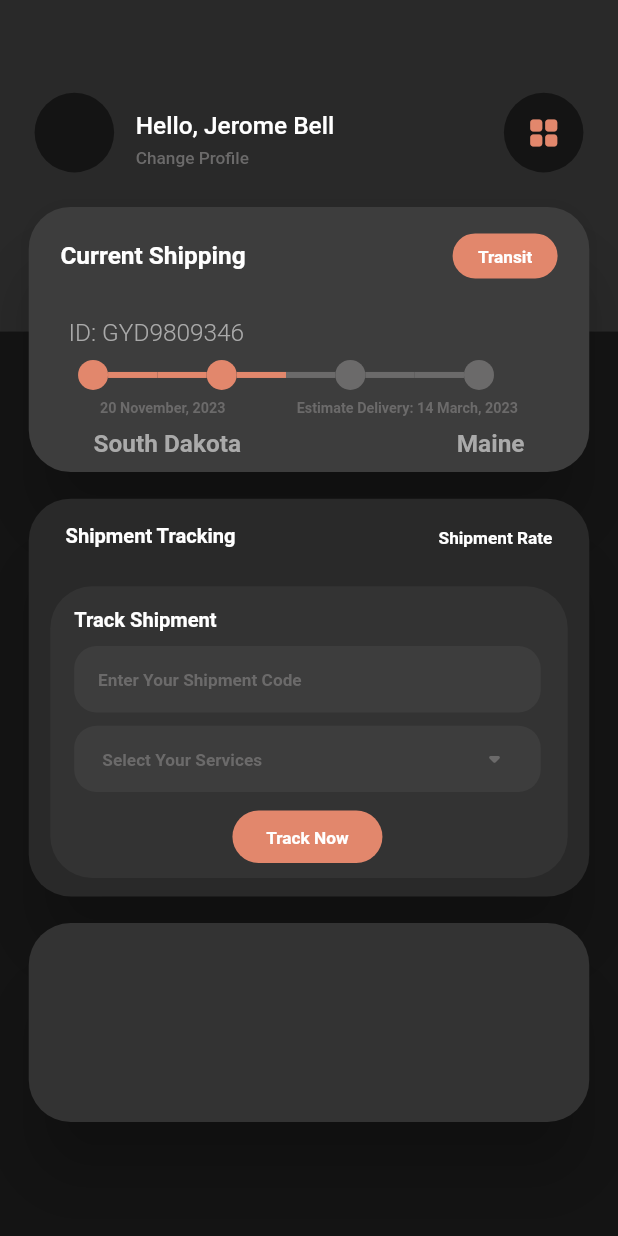
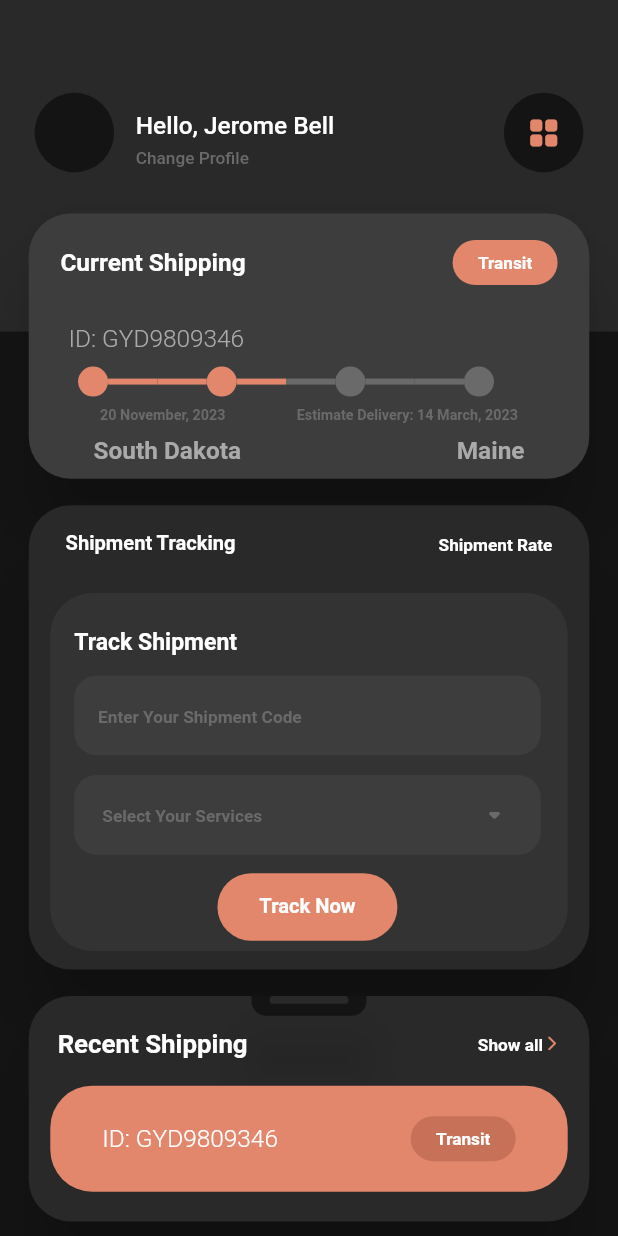
Before and after one commit to olankan/E-commerce-Mr-Kay, a Flutter app: the screen it shows after launch, on a phone screen of 412 x 824 dp. Run offline on Flutter 3.47's test engine with Material 2 defaults, Android fonts, the phone set to English and light mode, and no system bars; drawn by our look-alikes of timeline_tile; our stand-ins replace flutter_screenutil.

Commit message:
dashboard complete

```diff
--- /dev/null
+++ b/lib/presentation/dashboard/Widgets/orderHistory.dart
@@ -0,0 +1,122 @@
+import 'package:flutter/material.dart';
+import 'package:flutter_screenutil/flutter_screenutil.dart';
+import 'package:mr_kay_ui/constants/app_colors.dart';
+import 'package:mr_kay_ui/presentation/dashboard/Reusable_Widgets/Reusable_card.dart';
+
+class OrderHistory extends StatelessWidget {
+  const OrderHistory({super.key});
+
+  @override
+  Widget build(BuildContext context) {
+    return ReusableCard(
+      height: 170.h,
+      width: 390.w,
+      color: AppColor.cardBg2,
+      child: Column(
+        children: [
+          Center(
+            child: ReusableCard(
+              height: 15.h,
+              width: 80.w,
+              borderRadius: BorderRadius.only(
+                bottomLeft: Radius.circular(10),
+                bottomRight: Radius.circular(10),
+              ),
+              color: AppColor.black,
+              elevation: 0,
+              child: Padding(
+                padding:
+                    const EdgeInsets.only(bottom: 8.0, left: 12, right: 12),
+                child: ReusableCard(
+                  color: AppColor.cardBg2,
+                  height: 3.h,
+                  width: 45.w,
+                  child: null,
+                ),
+              ),
+            ),
+          ),
+          SizedBox(
+            height: 10.h,
+          ),
+          Row(
+            mainAxisAlignment: MainAxisAlignment.spaceEvenly,
+            children: [
+              Text(
+                'Recent Shipping',
+                style: TextStyle(
+                  color: Colors.white,
+                  fontSize: 18.sp,
+                  fontWeight: FontWeight.w700,
+                ),
+              ),
+              SizedBox(
+                width: 120.w,
+              ),
+              Padding(
+                padding: EdgeInsets.only(top: 0).r,
+                child: Row(
+                  children: [
+                    Text(
+                      'Show all',
+                      style: TextStyle(
+                        color: Colors.white,
+                        fontSize: 12.sp,
+                        fontWeight: FontWeight.w700,
+                      ),
+                    ),
+                    Icon(
+                      Icons.arrow_forward_ios_rounded,
+                      color: AppColor.primaryColor,
+                      size: 13.r,
+                    ),
+                  ],
+                ),
+              )
+            ],
+          ),
+          SizedBox(
+            height: 20.h,
+          ),
+          ReusableCard(
+              height: 80.h,
+              width: 360.w,
+              elevation: 0,
+              color: AppColor.primaryColor,
+              child: Center(
+                child: Row(
+                  mainAxisAlignment: MainAxisAlignment.spaceEvenly,
+                  children: [
+                    Text(
+                      'ID: GYD9809346',
+                      style: TextStyle(
+                        color: Colors.white,
+                        fontSize: 17.sp,
+                        fontWeight: FontWeight.w300,
+                      ),
+                    ),
+                    SizedBox(width: 20.w,),
+                    ReusableCard(
+                      height: 30,
+                      width: 70,
+                      elevation: 0,
+                      color: Color(0xffC77159),
+                      child: Center(
+                        child: Text(
+                          'Transit',
+                          style: TextStyle(
+                            color: Colors.white,
+                            fontSize: 12.sp,
+                            fontWeight: FontWeight.w700,
+                          ),
+                        ),
+                      ),
+                    ),
+                  ],
+                ),
+              ))
+        ],
+      ),
+    );
+  }
+}
--- a/lib/presentation/dashboard/Widgets/shipmentTracking.dart
+++ b/lib/presentation/dashboard/Widgets/shipmentTracking.dart
@@ -10,7 +10,7 @@ class ShipmentTracking extends StatelessWidget {
   Widget build(BuildContext context) {
     return ReusableCard(
       color: AppColor.cardBg2,
-      height: 300.h,
+      height: 350.h,
       width: 390.w,
       child: Column(
         children: [
@@ -48,7 +48,7 @@ class ShipmentTracking extends StatelessWidget {
             height: 28.h,
           ),
           ReusableCard(
-              height: 220.h,
+              height: 270.h,
               width: 360.w,
               color: AppColor.cardBg1,
               elevation: 0,
@@ -59,7 +59,7 @@ class ShipmentTracking extends StatelessWidget {
                     height: 10.h,
                   ),
                   Padding(
-                    padding: const EdgeInsets.only(left: 18.0, top: 7).r,
+                    padding: const EdgeInsets.only(left: 18.0, top: 17).r,
                     child: Column(
                       crossAxisAlignment: CrossAxisAlignment.start,
                       children: [
@@ -67,25 +67,25 @@ class ShipmentTracking extends StatelessWidget {
                           'Track Shipment',
                           style: TextStyle(
                             color: Colors.white,
-                            fontSize: 14.sp,
+                            fontSize: 16.sp,
                             fontWeight: FontWeight.w700,
                           ),
                         ),
                         SizedBox(
-                          height: 10.h,
+                          height: 15.h,
                         ),
                         Padding(
                           padding: const EdgeInsets.only(right: 18.0),
                           child: ReusableCard(
                             borderRadius: BorderRadius.circular(15),
-                            height: 50.h,
+                            height: 60.h,
                             width: 340.w,
                             color: AppColor.cardBg3,
                             elevation: 0,
                             child: Padding(
                               padding: const EdgeInsets.only(
                                 left: 18.0,
-                                top: 18,
+                                top: 23,
                               ).r,
                               child: Text(
                                 'Enter Your Shipment Code',
@@ -99,13 +99,13 @@ class ShipmentTracking extends StatelessWidget {
                           ),
                         ),
                         SizedBox(
-                          height: 10.h,
+                          height: 15.h,
                         ),
                         Padding(
                           padding: const EdgeInsets.only(right: 18.0),
                           child: ReusableCard(
                             borderRadius: BorderRadius.circular(15),
-                            height: 50.h,
+                            height: 60.h,
                             width: 340.w,
                             color: AppColor.cardBg3,
                             elevation: 0,
@@ -141,8 +141,8 @@ class ShipmentTracking extends StatelessWidget {
                           child: Padding(
                             padding: const EdgeInsets.only(right: 18.0),
                             child: ReusableCard(
-                                height: 35,
-                                width: 100,
+                                height: 45,
+                                width: 120,
                                 elevation: 0,
                                 color: AppColor.primaryColor,
                                 child: Center(
@@ -150,7 +150,7 @@ class ShipmentTracking extends StatelessWidget {
                                   'Track Now',
                                   style: TextStyle(
                                     color: Colors.white,
-                                    fontSize: 12.sp,
+                                    fontSize: 14.sp,
                                     fontWeight: FontWeight.w700,
                                   ),
                                 ))),
--- a/lib/presentation/dashboard/dashboard.dart
+++ b/lib/presentation/dashboard/dashboard.dart
@@ -5,6 +5,7 @@ import 'package:flutter_screenutil/flutter_screenutil.dart';
 import 'package:mr_kay_ui/constants/app_colors.dart';
 import 'package:mr_kay_ui/presentation/dashboard/Reusable_Widgets/Reusable_card.dart';
 import 'package:mr_kay_ui/presentation/dashboard/Widgets/current_shipping.dart';
+import 'package:mr_kay_ui/presentation/dashboard/Widgets/orderHistory.dart';
 import 'package:mr_kay_ui/presentation/dashboard/Widgets/shipmentTracking.dart';
 
 class Dashboard extends StatelessWidget {
@@ -92,9 +93,10 @@ class Dashboard extends StatelessWidget {
             child: Column(
               mainAxisAlignment: MainAxisAlignment.center,
               children: [
-                   SizedBox(height: 70.h,),
+                SizedBox(
+                  height: 150.h,
+                ),
                 CurrentShipping(),
-
                 SizedBox(
                   height: 20.h,
                 ),
@@ -102,11 +104,7 @@ class Dashboard extends StatelessWidget {
                 SizedBox(
                   height: 20.h,
                 ),
-                ReusableCard(
-                  height: 150.h,
-                  width: 390.w,
-                  child: null,
-                ),
+              OrderHistory()
               ],
             ),
           )
```
